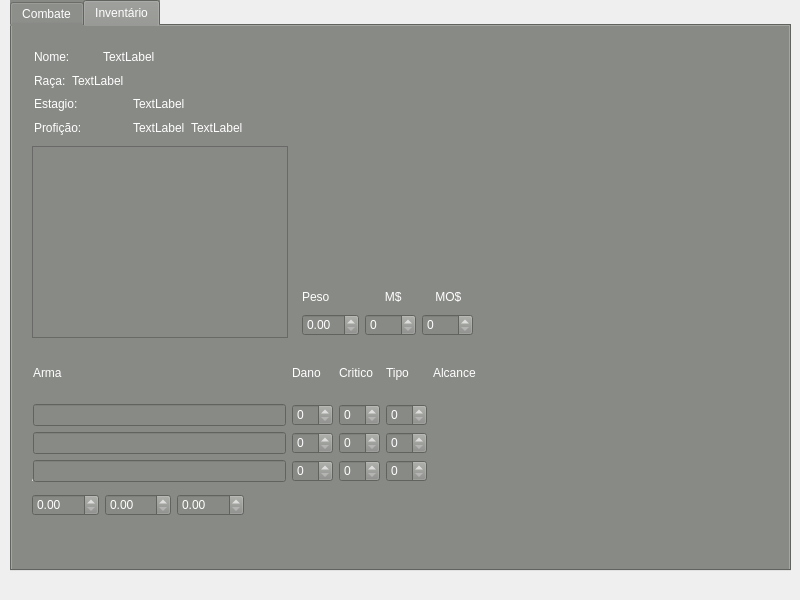
Qt form level.ui (miguelsrrobo/Tagmar) before a commit.
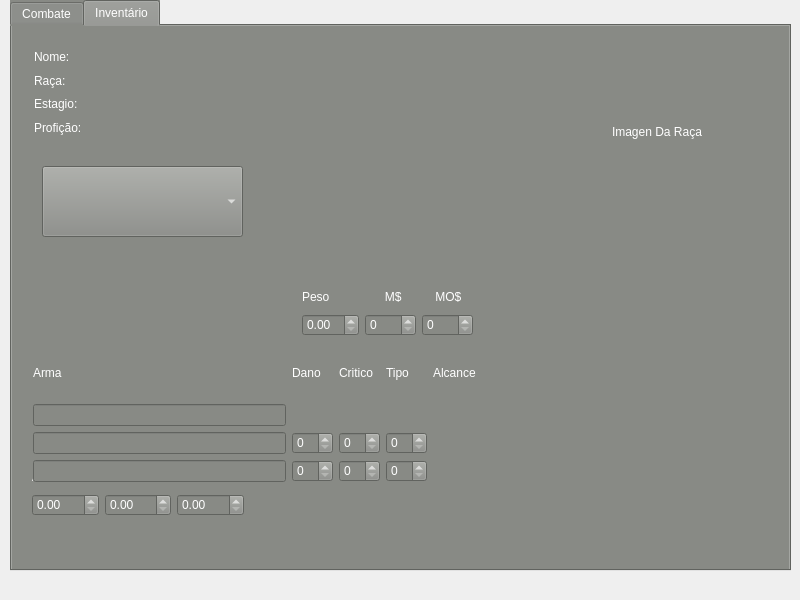
The same form after that commit. The open tabs and pages were chosen to show the change. Icons and pictures are not drawn.

Patch:
```diff
--- a/level.ui
+++ b/level.ui
@@ -308,16 +308,6 @@
      <attribute name="title">
       <string>Inventário</string>
      </attribute>
-     <widget class="QListWidget" name="listWidget">
-      <property name="geometry">
-       <rect>
-        <x>20</x>
-        <y>120</y>
-        <width>256</width>
-        <height>192</height>
-       </rect>
-      </property>
-     </widget>
      <widget class="QWidget" name="layoutWidget">
       <property name="geometry">
        <rect>
@@ -425,12 +415,6 @@
          </property>
         </widget>
        </item>
-       <item row="1" column="1">
-        <widget class="QSpinBox" name="spinBox"/>
-       </item>
-       <item row="1" column="2">
-        <widget class="QSpinBox" name="spinBox_2"/>
-       </item>
        <item row="3" column="0">
         <widget class="QLineEdit" name="lineEdit_3"/>
        </item>
@@ -473,9 +457,6 @@
        <item row="3" column="2">
         <widget class="QSpinBox" name="spinBox_10"/>
        </item>
-       <item row="1" column="3">
-        <widget class="QSpinBox" name="spinBox_3"/>
-       </item>
        <item row="0" column="4">
         <widget class="QLabel" name="label_9">
          <property name="text">
@@ -504,6 +485,27 @@
          </property>
         </widget>
        </item>
+       <item row="1" column="1">
+        <widget class="QLabel" name="dano">
+         <property name="text">
+          <string/>
+         </property>
+        </widget>
+       </item>
+       <item row="1" column="2">
+        <widget class="QLabel" name="critico">
+         <property name="text">
+          <string/>
+         </property>
+        </widget>
+       </item>
+       <item row="1" column="3">
+        <widget class="QLabel" name="tipo">
+         <property name="text">
+          <string/>
+         </property>
+        </widget>
+       </item>
       </layout>
      </widget>
      <widget class="QWidget" name="layoutWidget">
@@ -547,40 +549,68 @@
        <item row="3" column="3">
         <widget class="QLabel" name="Proficao1">
          <property name="text">
-          <string>TextLabel</string>
+          <string/>
          </property>
         </widget>
        </item>
        <item row="3" column="4">
         <widget class="QLabel" name="Proficao2">
          <property name="text">
-          <string>TextLabel</string>
+          <string/>
          </property>
         </widget>
        </item>
        <item row="1" column="1" colspan="4">
         <widget class="QLabel" name="Raca">
          <property name="text">
-          <string>TextLabel</string>
+          <string/>
          </property>
         </widget>
        </item>
        <item row="0" column="2" colspan="3">
         <widget class="QLabel" name="Nome">
          <property name="text">
-          <string>TextLabel</string>
+          <string/>
          </property>
         </widget>
        </item>
        <item row="2" column="3" colspan="2">
         <widget class="QLabel" name="Estagio">
          <property name="text">
-          <string>TextLabel</string>
+          <string/>
          </property>
         </widget>
        </item>
       </layout>
      </widget>
+     <widget class="QLabel" name="image">
+      <property name="geometry">
+       <rect>
+        <x>600</x>
+        <y>10</y>
+        <width>151</width>
+        <height>191</height>
+       </rect>
+      </property>
+      <property name="text">
+       <string>Imagen Da Raça</string>
+      </property>
+     </widget>
+     <widget class="QComboBox" name="comboBox">
+      <property name="geometry">
+       <rect>
+        <x>30</x>
+        <y>140</y>
+        <width>201</width>
+        <height>71</height>
+       </rect>
+      </property>
+      <item>
+       <property name="text">
+        <string/>
+       </property>
+      </item>
+     </widget>
     </widget>
    </widget>
   </widget>
```
Left out of the diff: 27 changed lines with no effect on the pictures.
